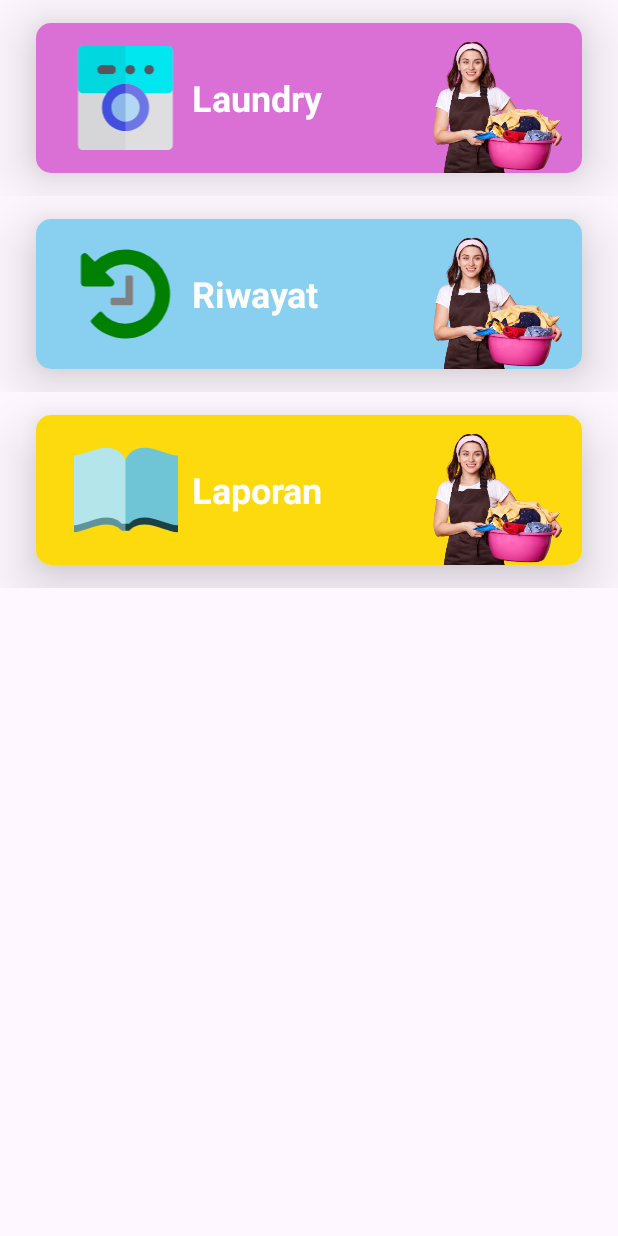
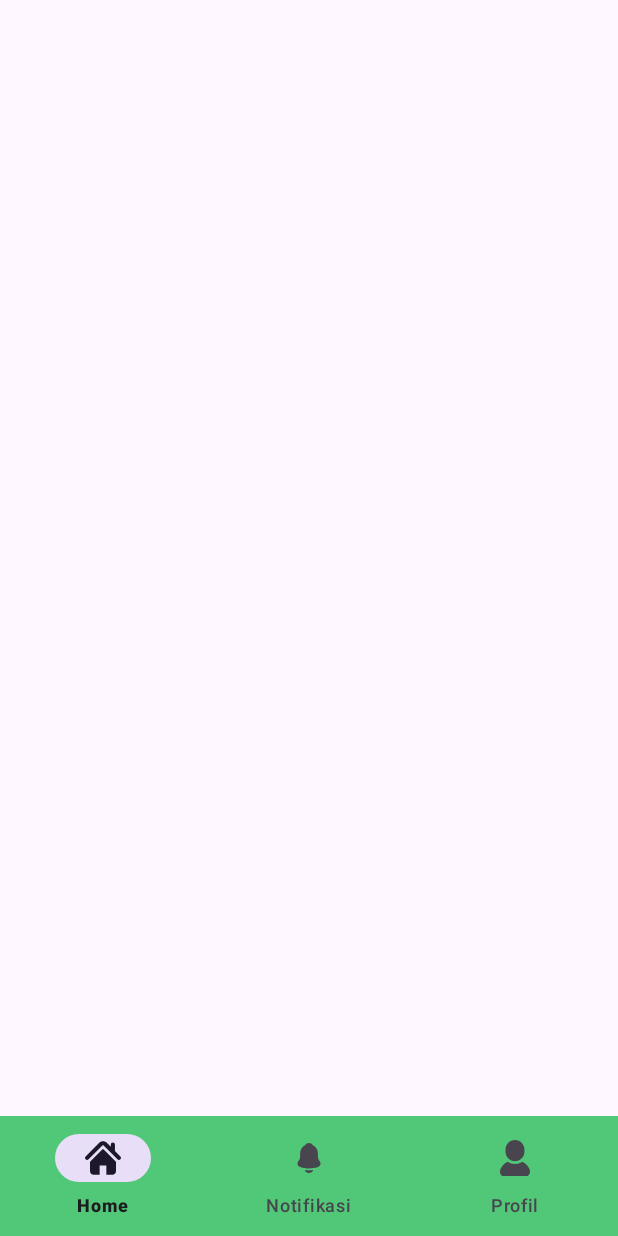
Before and after one commit to RandyNasuta/LaundryYuk, an Android app: the screen it shows after launch (MainActivity), on a phone screen of 412 x 824 dp. Run offline under Robolectric (Android 15) with nearby library versions, the phone set to English and light mode, and no system bars.

Commit message:
10/09/2025 - Penambahan bottom bar

```diff
--- a/app/src/main/java/com/example/laundryyuk/MainActivity.java
+++ b/app/src/main/java/com/example/laundryyuk/MainActivity.java
@@ -1,21 +1,21 @@
 package com.example.laundryyuk;
 
 import android.os.Bundle;
+import android.view.MenuItem;
 import android.view.View;
-import android.widget.TextView;
 
-import androidx.activity.EdgeToEdge;
+import androidx.annotation.NonNull;
 import androidx.appcompat.app.AppCompatActivity;
-import androidx.core.graphics.Insets;
-import androidx.core.view.ViewCompat;
-import androidx.core.view.WindowInsetsCompat;
-import androidx.recyclerview.widget.LinearLayoutManager;
+import androidx.fragment.app.Fragment;
+import androidx.fragment.app.FragmentManager;
+import androidx.fragment.app.FragmentTransaction;
 
-import com.example.laundryyuk.adapter.MainMenuAdapter;
 import com.example.laundryyuk.databinding.ActivityMainBinding;
-import com.example.laundryyuk.model.MainMenuItem;
-
-import java.util.ArrayList;
+import com.example.laundryyuk.fragment.HomeFragment;
+import com.example.laundryyuk.fragment.NotificationFragment;
+import com.example.laundryyuk.fragment.ProfileFragment;
+import com.google.android.material.navigation.NavigationBarView;
+import com.example.laundryyuk.R;
 
 public class MainActivity extends AppCompatActivity {
 
@@ -28,37 +28,28 @@ public class MainActivity extends AppCompatActivity {
         View view = binding.getRoot();
         setContentView(view);
 
-        ArrayList<MainMenuItem> items = new ArrayList<>();
+        binding.bottomNavigationView.setOnItemSelectedListener(item -> {
+            if (item.getItemId() == R.id.home) {
+              replaceFragment(new HomeFragment());
+              return true;
+            } else if (item.getItemId() == R.id.notification) {
+                replaceFragment(new NotificationFragment());
+                return true;
+            } else if (item.getItemId() == R.id.profile) {
+                replaceFragment(new ProfileFragment());
+                return true;
+            }
+            return false;
+        });
 
-        items.add(
-                new MainMenuItem(
-                        R.color.pink,
-                        "Laundry",
-                        R.drawable.laundry_svg,
-                        R.drawable.laundry_image
-                )
-        );
+    }
 
-        items.add(
-                new MainMenuItem(
-                        R.color.blue,
-                        "Riwayat",
-                        R.drawable.gui_history_svg,
-                        R.drawable.laundry_image
-                )
-        );
+    private void replaceFragment(Fragment fragment) {
+        FragmentManager fragmentManager = getSupportFragmentManager();
 
-        items.add(
-                new MainMenuItem(
-                        R.color.yellow,
-                        "Laporan",
-                        R.drawable.open_book_svg,
-                        R.drawable.laundry_image
-                )
-        );
+        FragmentTransaction fragmentTransaction = fragmentManager.beginTransaction();
 
-        binding.rvMenu.setLayoutManager(new LinearLayoutManager(this));
-        MainMenuAdapter adapter = new MainMenuAdapter(items);
-        binding.rvMenu.setAdapter(adapter);
+        fragmentTransaction.replace(R.id.fragmentMain, fragment);
+        fragmentTransaction.commit();
     }
 }
--- a/app/src/main/java/com/example/laundryyuk/adapter/MainMenuAdapter.java
+++ b/app/src/main/java/com/example/laundryyuk/adapter/MainMenuAdapter.java
@@ -1,12 +1,9 @@
 package com.example.laundryyuk.adapter;
 
-import android.graphics.Color;
 import android.view.LayoutInflater;
-import android.view.View;
 import android.view.ViewGroup;
 
 import androidx.annotation.NonNull;
-import androidx.core.content.ContextCompat;
 import androidx.recyclerview.widget.RecyclerView;
 
 import com.example.laundryyuk.databinding.ListMenuBinding;
@@ -33,9 +30,8 @@ public class MainMenuAdapter extends RecyclerView.Adapter<MainMenuAdapter.MyView
     public void onBindViewHolder(@NonNull MainMenuAdapter.MyViewHolder holder, int position) {
         MainMenuItem item = mainMenuItems.get(position);
         holder.binding.llCardMenu.setBackgroundResource(item.getColor());
-        holder.binding.imgMenuIcon.setImageResource(item.getImage1());
+        holder.binding.imgMenuIcon.setImageResource(item.getImage());
         holder.binding.txtMenuTitle.setText(item.getTitle());
-        holder.binding.imgMenuIcon2.setImageResource(item.getImage2());
     }
 
     @Override
--- a/app/src/main/java/com/example/laundryyuk/model/MainMenuItem.java
+++ b/app/src/main/java/com/example/laundryyuk/model/MainMenuItem.java
@@ -3,14 +3,12 @@ package com.example.laundryyuk.model;
 public class MainMenuItem {
     private int color;
     private String title;
-    private int image1;
-    private int image2;
+    private int image;
 
-    public MainMenuItem(int color, String title, int image1, int image2) {
+    public MainMenuItem(int color, String title, int image) {
         this.color = color;
         this.title = title;
-        this.image1 = image1;
-        this.image2 = image2;
+        this.image = image;
     }
 
     public int getColor() {
@@ -29,19 +27,11 @@ public class MainMenuItem {
         this.title = title;
     }
 
-    public int getImage1() {
-        return image1;
+    public int getImage() {
+        return image;
     }
 
-    public void setImage1(int image1) {
-        this.image1 = image1;
-    }
-
-    public int getImage2() {
-        return image2;
-    }
-
-    public void setImage2(int image2) {
-        this.image2 = image2;
+    public void setImage(int image) {
+        this.image = image;
     }
 }
--- /dev/null
+++ b/app/src/main/res/drawable/home_icon.xml
@@ -0,0 +1,12 @@
+<vector xmlns:android="http://schemas.android.com/apk/res/android"
+    android:width="800dp"
+    android:height="800dp"
+    android:viewportWidth="495.4"
+    android:viewportHeight="495.4">
+  <path
+      android:pathData="M487.08,225.51l-75.08,-75.08V63.7c0,-15.68 -12.71,-28.39 -28.41,-28.39c-15.67,0 -28.38,12.71 -28.38,28.39v29.94L299.31,37.74c-27.64,-27.62 -75.69,-27.58 -103.27,0.05L8.31,225.51c-11.08,11.1 -11.08,29.07 0,40.16c11.09,11.1 29.09,11.1 40.17,0l187.71,-187.73c6.11,-6.08 16.89,-6.08 22.98,-0.02l187.74,187.75c5.57,5.55 12.82,8.31 20.08,8.31c7.27,0 14.54,-2.76 20.09,-8.31C498.17,254.59 498.17,236.62 487.08,225.51z"
+      android:fillColor="#000000"/>
+  <path
+      android:pathData="M257.56,131.84c-5.45,-5.45 -14.28,-5.45 -19.72,0L72.71,296.91c-2.61,2.61 -4.09,6.16 -4.09,9.88v120.4c0,28.25 22.91,51.16 51.16,51.16h81.75v-126.61h92.3v126.61h81.75c28.25,0 51.16,-22.91 51.16,-51.16V306.79c0,-3.71 -1.47,-7.27 -4.09,-9.88L257.56,131.84z"
+      android:fillColor="#000000"/>
+</vector>
--- /dev/null
+++ b/app/src/main/res/drawable/notification_icon.xml
@@ -0,0 +1,12 @@
+<vector xmlns:android="http://schemas.android.com/apk/res/android"
+    android:width="800dp"
+    android:height="800dp"
+    android:viewportWidth="24"
+    android:viewportHeight="24">
+  <path
+      android:pathData="M19.34,14.49L18.34,12.83C18.13,12.46 17.94,11.76 17.94,11.35V8.82C17.94,6.47 16.56,4.44 14.57,3.49C14.05,2.57 13.09,2 11.99,2C10.9,2 9.92,2.59 9.4,3.52C7.45,4.49 6.1,6.5 6.1,8.82V11.35C6.1,11.76 5.91,12.46 5.7,12.82L4.69,14.49C4.29,15.16 4.2,15.9 4.45,16.58C4.69,17.25 5.26,17.77 6,18.02C7.94,18.68 9.98,19 12.02,19C14.06,19 16.1,18.68 18.04,18.03C18.74,17.8 19.28,17.27 19.54,16.58C19.8,15.89 19.73,15.13 19.34,14.49Z"
+      android:fillColor="#292D32"/>
+  <path
+      android:pathData="M14.83,20.01C14.41,21.17 13.3,22 12,22C11.21,22 10.43,21.68 9.88,21.11C9.56,20.81 9.32,20.41 9.18,20C9.31,20.02 9.44,20.03 9.58,20.05C9.81,20.08 10.05,20.11 10.29,20.13C10.86,20.18 11.44,20.21 12.02,20.21C12.59,20.21 13.16,20.18 13.72,20.13C13.93,20.11 14.14,20.1 14.34,20.07C14.5,20.05 14.66,20.03 14.83,20.01Z"
+      android:fillColor="#292D32"/>
+</vector>
--- /dev/null
+++ b/app/src/main/res/drawable/person_icon.xml
@@ -0,0 +1,12 @@
+<vector xmlns:android="http://schemas.android.com/apk/res/android"
+    android:width="800dp"
+    android:height="800dp"
+    android:viewportWidth="512"
+    android:viewportHeight="512">
+  <path
+      android:pathData="M458.16,404.22c-18.93,-33.65 -49.93,-71.76 -100.41,-93.43c-28.87,20.2 -63.94,32.09 -101.75,32.09c-37.83,0 -72.9,-11.89 -101.77,-32.09c-50.47,21.67 -81.48,59.78 -100.4,93.43C28.73,448.85 48.42,512 91.84,512c43.43,0 164.16,0 164.16,0s120.73,0 164.15,0C463.58,512 483.27,448.85 458.16,404.22z"
+      android:fillColor="#000000"/>
+  <path
+      android:pathData="M256.01,300.64c74.14,0 134.23,-60.11 134.23,-134.24v-32.16C390.24,60.11 330.15,0 256.01,0c-74.15,0 -134.25,60.11 -134.25,134.24V166.4C121.75,240.53 181.85,300.64 256.01,300.64z"
+      android:fillColor="#000000"/>
+</vector>
--- /dev/null
+++ b/app/src/main/res/drawable/rounded_only_bottom.xml
@@ -0,0 +1,5 @@
+<?xml version="1.0" encoding="utf-8"?>
+<shape xmlns:android="http://schemas.android.com/apk/res/android">
+    <solid android:color="@color/green"/>
+    <corners android:bottomLeftRadius="20dp" android:bottomRightRadius="20dp"/>
+</shape>
--- a/app/src/main/res/layout/activity_main.xml
+++ b/app/src/main/res/layout/activity_main.xml
@@ -1,22 +1,29 @@
 <?xml version="1.0" encoding="utf-8"?>
-<ScrollView
-    xmlns:android="http://schemas.android.com/apk/res/android"
+<androidx.constraintlayout.widget.ConstraintLayout xmlns:android="http://schemas.android.com/apk/res/android"
     xmlns:tools="http://schemas.android.com/tools"
+    xmlns:app="http://schemas.android.com/apk/res-auto"
     android:id="@+id/main"
     android:layout_width="match_parent"
     android:layout_height="match_parent"
     tools:context=".MainActivity">
 
-    <LinearLayout
+    <FrameLayout
+        android:id="@+id/fragmentMain"
+        android:layout_width="0dp"
+        android:layout_height="0dp"
+        app:layout_constraintBottom_toTopOf="@id/bottomNavigationView"
+        app:layout_constraintEnd_toEndOf="parent"
+        app:layout_constraintStart_toStartOf="parent"
+        app:layout_constraintTop_toTopOf="parent"/>
+
+    <com.google.android.material.bottomnavigation.BottomNavigationView
+        android:background="@color/green"
+        android:id="@+id/bottomNavigationView"
         android:layout_width="match_parent"
-        android:layout_height="wrap_content">
+        android:layout_height="wrap_content"
+        app:layout_constraintBottom_toBottomOf="parent"
+        app:layout_constraintEnd_toEndOf="parent"
+        app:layout_constraintStart_toStartOf="parent"
+        app:menu="@menu/bottom_menu"/>
 
-        <androidx.recyclerview.widget.RecyclerView
-            android:id="@+id/rvMenu"
-            android:nestedScrollingEnabled="false"
-            android:layout_width="match_parent"
-            android:overScrollMode="never"
-            android:layout_height="match_parent"/>
-    </LinearLayout>
-
-</ScrollView>
+</androidx.constraintlayout.widget.ConstraintLayout>
--- a/app/src/main/res/layout/list_menu.xml
+++ b/app/src/main/res/layout/list_menu.xml
@@ -9,7 +9,7 @@
         android:layout_width="match_parent"
         android:layout_height="100dp"
         android:layout_marginHorizontal="24dp"
-        android:layout_marginVertical="15dp"
+        android:layout_marginVertical="10dp"
         app:cardElevation="24dp"
         app:cardCornerRadius="10dp">
 
@@ -19,40 +19,26 @@
             android:layout_height="match_parent"
             android:background="@color/pink">
 
-            <LinearLayout
-                android:layout_weight="1"
-                android:layout_height="match_parent"
-                android:layout_width="0dp"
-                android:orientation="horizontal"
-                android:layout_margin="15dp">
-
-                <ImageView
-                    android:id="@+id/imgMenuIcon"
-                    android:layout_weight="1"
-                    android:layout_width="0dp"
-                    android:layout_height="match_parent"
-                    tools:ignore="NestedWeights"
-                    android:src="@drawable/laundry_svg"/>
-
             <TextView
                 android:id="@+id/txtMenuTitle"
                 android:textStyle="bold"
-                    android:textSize="24sp"
-                    android:layout_weight="1.5"
+                android:textSize="32sp"
+                android:layout_weight="1"
                 android:layout_width="0dp"
                 android:layout_height="match_parent"
                 android:text="Laundry"
                 android:textColor="@color/white"
+                android:layout_marginStart="20dp"
                 android:gravity="center_vertical"/>
-            </LinearLayout>
 
             <ImageView
-                android:id="@+id/imgMenuIcon2"
+                android:id="@+id/imgMenuIcon"
                 android:layout_weight="0.5"
                 android:layout_width="0dp"
                 android:layout_height="match_parent"
-                android:src="@drawable/laundry_image"
-                android:layout_marginTop="10dp"/>
+                android:src="@drawable/laundry_svg"
+                android:layout_marginTop="10dp"
+                android:alpha="0.5"/>
         </LinearLayout>
     </androidx.cardview.widget.CardView>
 </LinearLayout>
--- /dev/null
+++ b/app/src/main/res/menu/bottom_menu.xml
@@ -0,0 +1,19 @@
+<?xml version="1.0" encoding="utf-8"?>
+<menu xmlns:android="http://schemas.android.com/apk/res/android">
+
+    <item
+        android:id="@+id/home"
+        android:title="Home"
+        android:icon="@drawable/home_icon"/>
+
+    <item
+        android:id="@+id/notification"
+        android:title="Notifikasi"
+        android:icon="@drawable/notification_icon"/>
+
+    <item
+        android:id="@+id/profile"
+        android:title="Profil"
+        android:icon="@drawable/person_icon"/>
+
+</menu>
--- a/app/src/main/res/values/colors.xml
+++ b/app/src/main/res/values/colors.xml
@@ -4,5 +4,6 @@
     <color name="white">#FFFFFFFF</color>
     <color name="pink">#DA70D6</color>
     <color name="blue">#89CFF0</color>
-    <color name="yellow">#FDDA0D</color>
+    <color name="yellow">#F4BB44</color>
+    <color name="green">#50C878</color>
 </resources>
--- a/app/src/main/res/values/strings.xml
+++ b/app/src/main/res/values/strings.xml
@@ -1,3 +1,5 @@
 <resources>
     <string name="app_name">LaundryYuk</string>
+    <!-- TODO: Remove or change this placeholder text -->
+    <string name="hello_blank_fragment">Hello blank fragment</string>
 </resources>
```
Also changed, not shown: app/src/main/java/com/example/laundryyuk/fragment/HomeFragment.java (added, +77 -0 lines), app/src/main/java/com/example/laundryyuk/fragment/NotificationFragment.java (added, +26 -0 lines), app/src/main/java/com/example/laundryyuk/fragment/ProfileFragment.java (added, +26 -0 lines), app/src/main/res/drawable/user_person.xml (added, +14 -0 lines), app/src/main/res/layout/fragment_home.xml (added, +31 -0 lines), app/src/main/res/layout/fragment_notification.xml (added, +14 -0 lines), app/src/main/res/layout/fragment_profile.xml (added, +14 -0 lines), app/src/main/res/drawable/laundry_image.png (deleted). Lines whose indentation alone changed are shown as unchanged.
